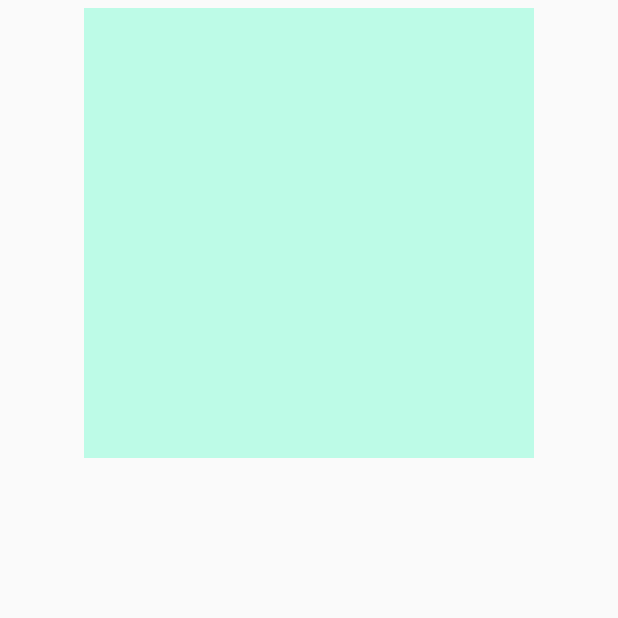
After one commit to sshhsun-code/AndroidReview, an Android app: the TestDispatchActivity screen opened directly, with no data from a screen before it, on a phone screen of 412 x 824 dp, the top half of it. The commit adds this screen. Run offline under Robolectric (Android 15) with nearby library versions, the phone set to English and light mode, and no system bars.

Commit message:
[Code] 添加事件分发测试类

```diff
--- a/app/src/main/AndroidManifest.xml
+++ b/app/src/main/AndroidManifest.xml
@@ -57,6 +57,7 @@
             android:launchMode="standard"/>
         <activity android:name=".diy_view.demo.ViewActivity"
             android:launchMode="standard"/>
+        <activity android:name=".dispatch_test.TestDispatchActivity"/>
         <service android:name=".adil_Test.MyAidlService"
             android:enabled="true"
             android:exported="true"
--- a/app/src/main/java/com/review/sunqi/iamss/androidreview/MainActivity.java
+++ b/app/src/main/java/com/review/sunqi/iamss/androidreview/MainActivity.java
@@ -12,6 +12,7 @@ import com.review.sunqi.iamss.androidreview.aidl2.AidlTest2Activity;
 import com.review.sunqi.iamss.androidreview.aidl3.MessengerActivity;
 import com.review.sunqi.iamss.androidreview.aidl4_binderpool.BinderPoolActivity;
 import com.review.sunqi.iamss.androidreview.ashmem_test.AshmemActivity;
+import com.review.sunqi.iamss.androidreview.dispatch_test.TestDispatchActivity;
 import com.review.sunqi.iamss.androidreview.diy_view.demo.ViewActivity;
 import com.review.sunqi.iamss.androidreview.flow.FlowTestActivity;
 import com.review.sunqi.iamss.androidreview.fragment_test.HolderActivity;
@@ -46,6 +47,7 @@ public class MainActivity extends Activity {
         findViewById(R.id.mytest_okhttp).setOnClickListener(mClickListener);
         findViewById(R.id.mytest_glide).setOnClickListener(mClickListener);
         findViewById(R.id.mytest_view).setOnClickListener(mClickListener);
+        findViewById(R.id.mytest_dispatch_view).setOnClickListener(mClickListener);
         Log.e(TAG, "onCreate");
 
         TestHelper.getmInstance(this).testMethod();
@@ -112,6 +114,10 @@ public class MainActivity extends Activity {
                         Intent intent13 = new Intent(MainActivity.this, ViewActivity.class);
                         startActivity(intent13);
                         break;
+                    case R.id.mytest_dispatch_view:
+                        Intent intent14 = new Intent(MainActivity.this, TestDispatchActivity.class);
+                        startActivity(intent14);
+                        break;
                 }
             }
         };
--- /dev/null
+++ b/app/src/main/java/com/review/sunqi/iamss/androidreview/dispatch_test/TestDispatchActivity.java
@@ -0,0 +1,29 @@
+package com.review.sunqi.iamss.androidreview.dispatch_test;
+
+import android.app.Activity;
+import android.os.Bundle;
+import android.support.annotation.Nullable;
+import android.view.MotionEvent;
+
+import com.review.sunqi.iamss.androidreview.R;
+
+public class TestDispatchActivity extends Activity{
+
+    @Override
+    protected void onCreate(@Nullable Bundle savedInstanceState) {
+        super.onCreate(savedInstanceState);
+        setContentView(R.layout.activity_diapatch_layout);
+    }
+
+    @Override
+    public boolean dispatchTouchEvent(MotionEvent ev) {
+        LogUtils.logEvent("TestDispatchActivity", "dispatchTouchEvent", ev);
+        return super.dispatchTouchEvent(ev);
+    }
+
+    @Override
+    public boolean onTouchEvent(MotionEvent event) {
+        LogUtils.logEvent("TestDispatchActivity", "onTouchEvent", event);
+        return super.onTouchEvent(event);
+    }
+}
--- a/app/src/main/java/com/review/sunqi/iamss/androidreview/diy_view/demo/CustomScrollerViewGroup.java
+++ b/app/src/main/java/com/review/sunqi/iamss/androidreview/diy_view/demo/CustomScrollerViewGroup.java
@@ -124,6 +124,11 @@ public class CustomScrollerViewGroup extends ViewGroup {
     }
 
     @Override
+    public boolean dispatchTouchEvent(MotionEvent ev) {
+        return super.dispatchTouchEvent(ev);
+    }
+
+    @Override
     public boolean onInterceptTouchEvent(MotionEvent ev) {
         switch (ev.getAction()) {
             case MotionEvent.ACTION_DOWN:
--- /dev/null
+++ b/app/src/main/res/layout/activity_diapatch_layout.xml
@@ -0,0 +1,20 @@
+<?xml version="1.0" encoding="utf-8"?>
+<RelativeLayout xmlns:android="http://schemas.android.com/apk/res/android"
+    xmlns:app="http://schemas.android.com/apk/res-auto"
+    xmlns:tools="http://schemas.android.com/tools"
+    android:layout_width="match_parent"
+    android:layout_height="match_parent"
+    android:gravity="center_horizontal"
+    tools:context=".MainActivity">
+    <com.review.sunqi.iamss.androidreview.dispatch_test.TestDispatchViewGroup
+        android:id="@+id/text_flow_layout"
+        android:background="#3f06ffad"
+        android:layout_width="300dp"
+        android:layout_height="300dp"
+        android:layout_marginLeft="15dp"
+        android:layout_marginRight="15dp"
+        android:layout_marginTop="5dp"
+        android:minHeight="200dp" />
+
+
+</RelativeLayout>
--- a/app/src/main/res/layout/content_main.xml
+++ b/app/src/main/res/layout/content_main.xml
@@ -85,6 +85,11 @@
                 android:layout_width="wrap_content"
                 android:layout_height="wrap_content"
                 android:text="自定义View测试使用" />
+            <Button
+                android:id="@+id/mytest_dispatch_view"
+                android:layout_width="wrap_content"
+                android:layout_height="wrap_content"
+                android:text="事件分发测试使用" />
         </LinearLayout>
     </ScrollView>
 
```
Also changed, not shown: app/src/main/java/com/review/sunqi/iamss/androidreview/dispatch_test/LogUtils.java (added, +27 -0 lines), app/src/main/java/com/review/sunqi/iamss/androidreview/dispatch_test/TestDispatchViewGroup.java (added, +49 -0 lines).
